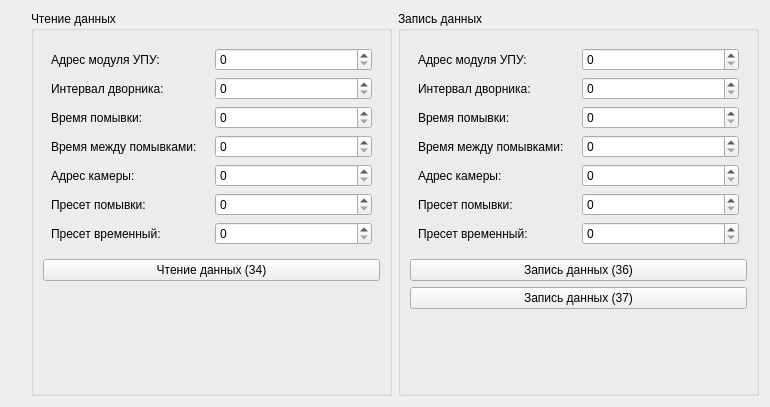
The window that Qt/RS485/RS485/src/mainbox/ui/mainbox.ui (RinatB2017/mega_GIT) describes before a commit, drawn with Qt 5.
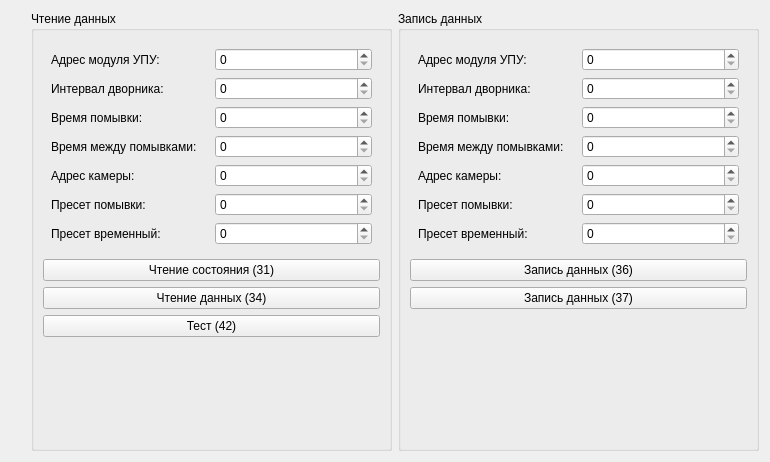
The same window after the commit.

```diff
--- a/Qt/RS485/RS485/src/mainbox/ui/mainbox.ui
+++ b/Qt/RS485/RS485/src/mainbox/ui/mainbox.ui
@@ -7,7 +7,7 @@
     <x>0</x>
     <y>0</y>
     <width>770</width>
-    <height>407</height>
+    <height>462</height>
    </rect>
   </property>
   <property name="windowTitle">
@@ -126,6 +126,13 @@
         </item>
        </layout>
       </item>
+      <item>
+       <widget class="QPushButton" name="btn_cmd_31">
+        <property name="text">
+         <string>Чтение состояния (31)</string>
+        </property>
+       </widget>
+      </item>
       <item>
        <widget class="QPushButton" name="btn_cmd_34">
         <property name="text">
@@ -133,6 +140,13 @@
         </property>
        </widget>
       </item>
+      <item>
+       <widget class="QPushButton" name="btn_cmd_42">
+        <property name="text">
+         <string>Тест (42)</string>
+        </property>
+       </widget>
+      </item>
       <item>
        <spacer name="verticalSpacer_3">
         <property name="orientation">
```
Left out of the diff: 4 changed lines with no effect on the pictures.
